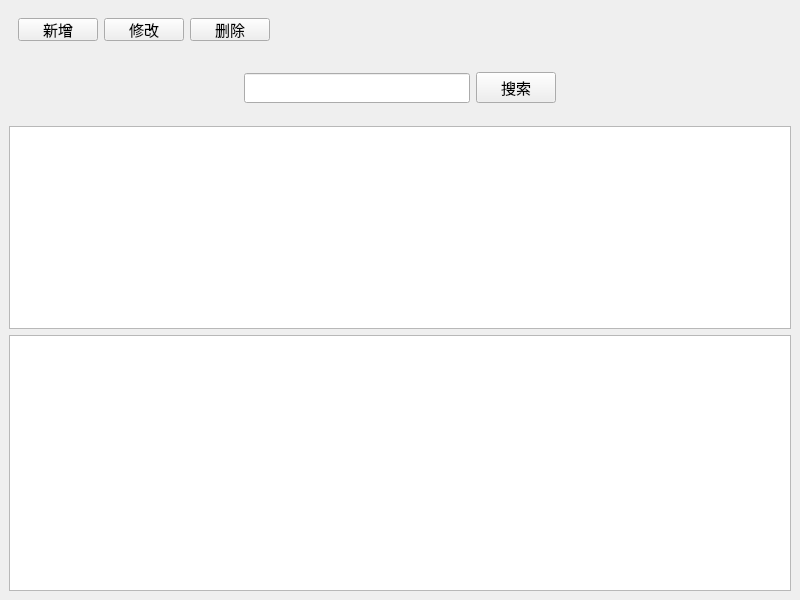
fengersoft/goimpsearcher, file src/mainwindow.ui: the form before one commit.
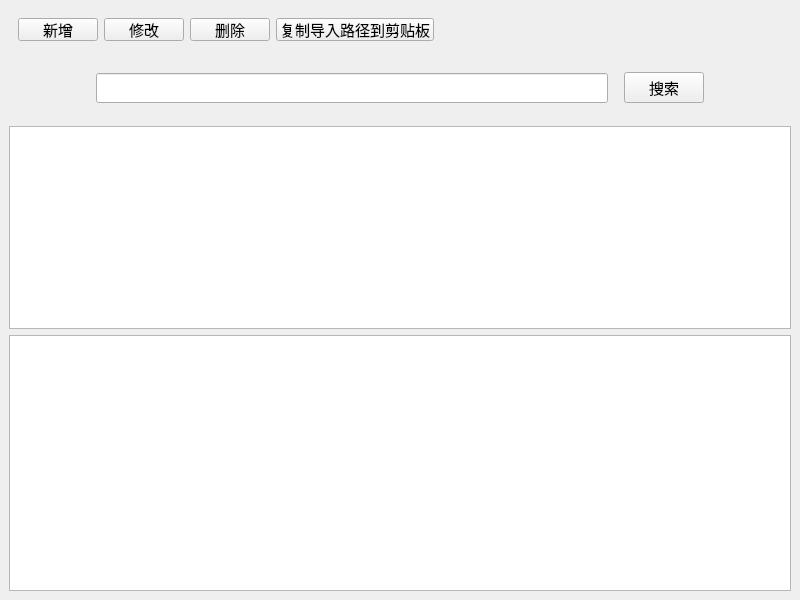
The form after the commit.

```diff
--- a/src/mainwindow.ui
+++ b/src/mainwindow.ui
@@ -57,6 +57,13 @@
          </property>
         </widget>
        </item>
+       <item>
+        <widget class="QPushButton" name="btnCopy">
+         <property name="text">
+          <string>复制导入路径到剪贴板</string>
+         </property>
+        </widget>
+       </item>
        <item>
         <spacer name="horizontalSpacer">
          <property name="orientation">
@@ -88,6 +95,9 @@
        </size>
       </property>
       <layout class="QHBoxLayout" name="horizontalLayout_2">
+       <property name="spacing">
+        <number>16</number>
+       </property>
        <item>
         <spacer name="horizontalSpacer_2">
          <property name="orientation">
@@ -102,7 +112,14 @@
         </spacer>
        </item>
        <item>
-        <widget class="QLineEdit" name="edtSearch"/>
+        <widget class="QLineEdit" name="edtSearch">
+         <property name="minimumSize">
+          <size>
+           <width>512</width>
+           <height>0</height>
+          </size>
+         </property>
+        </widget>
        </item>
        <item>
         <widget class="QPushButton" name="btnSearch">
```
Left out of the diff: 27 changed lines with no effect on the pictures.
